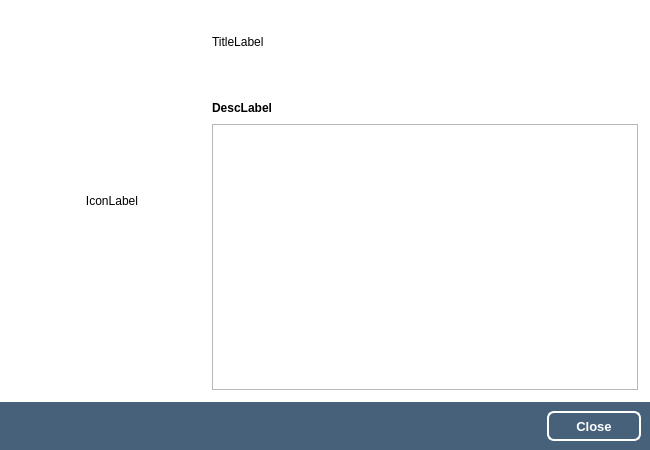
The window that src/openfluid/ui/common/AboutDialog.ui (OpenFLUID/openfluid) describes before a commit, drawn with Qt 5.
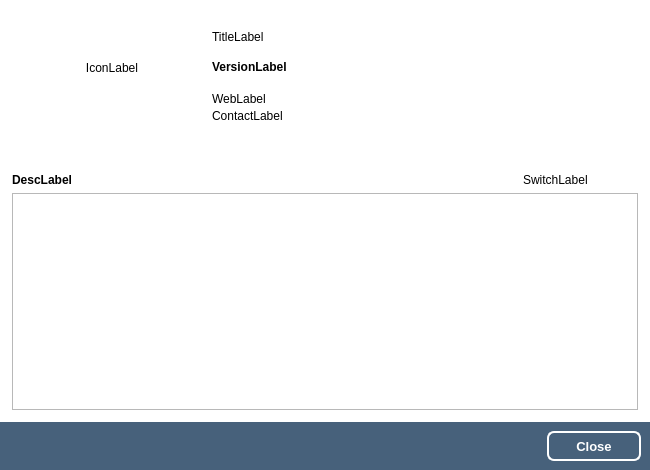
The same window after the commit. Custom widgets are drawn as their Qt base class.

Commit message:
Minor improvements in the About dialog box
* Modified layout of about dialog
* Added version number in about dialog
* Cleaned variables names in openfluid/config.hpp

(closes OpenFLUID/openfluid#616)

```diff
--- a/src/openfluid/ui/common/AboutDialog.ui
+++ b/src/openfluid/ui/common/AboutDialog.ui
@@ -10,7 +10,7 @@
     <x>0</x>
     <y>0</y>
     <width>650</width>
-    <height>450</height>
+    <height>470</height>
    </rect>
   </property>
   <property name="sizePolicy">
@@ -22,19 +22,19 @@
   <property name="minimumSize">
    <size>
     <width>650</width>
-    <height>450</height>
+    <height>470</height>
    </size>
   </property>
   <property name="maximumSize">
    <size>
     <width>650</width>
-    <height>450</height>
+    <height>470</height>
    </size>
   </property>
   <property name="baseSize">
    <size>
     <width>650</width>
-    <height>450</height>
+    <height>470</height>
    </size>
   </property>
   <property name="windowTitle">
@@ -43,16 +43,34 @@
   <property name="styleSheet">
    <string notr="true">QDialog {background-color : white;}</string>
   </property>
-  <layout class="QVBoxLayout" name="verticalLayout">
+  <layout class="QVBoxLayout" name="verticalLayout" stretch="0,1,0">
    <property name="spacing">
     <number>0</number>
    </property>
-   <property name="margin">
+   <property name="leftMargin">
+    <number>0</number>
+   </property>
+   <property name="topMargin">
+    <number>0</number>
+   </property>
+   <property name="rightMargin">
+    <number>0</number>
+   </property>
+   <property name="bottomMargin">
     <number>0</number>
    </property>
    <item>
     <layout class="QHBoxLayout" name="horizontalLayout">
-     <property name="margin">
+     <property name="leftMargin">
+      <number>12</number>
+     </property>
+     <property name="topMargin">
+      <number>12</number>
+     </property>
+     <property name="rightMargin">
+      <number>12</number>
+     </property>
+     <property name="bottomMargin">
       <number>12</number>
      </property>
      <item>
@@ -78,10 +96,13 @@
       </widget>
      </item>
      <item>
-      <layout class="QVBoxLayout" name="InfosLayout" stretch="0,0,1">
+      <layout class="QVBoxLayout" name="InfosLayout" stretch="0,0,0,0,0">
        <property name="spacing">
         <number>3</number>
        </property>
+       <property name="topMargin">
+        <number>5</number>
+       </property>
        <item>
         <widget class="QLabel" name="TitleLabel">
          <property name="sizePolicy">
@@ -93,13 +114,19 @@
          <property name="minimumSize">
           <size>
            <width>0</width>
-           <height>60</height>
+           <height>40</height>
           </size>
          </property>
          <property name="maximumSize">
           <size>
            <width>16777215</width>
-           <height>60</height>
+           <height>40</height>
+          </size>
+         </property>
+         <property name="baseSize">
+          <size>
+           <width>0</width>
+           <height>40</height>
           </size>
          </property>
          <property name="text">
@@ -108,6 +135,67 @@
         </widget>
        </item>
        <item>
+        <widget class="QLabel" name="VersionLabel">
+         <property name="font">
+          <font>
+           <weight>75</weight>
+           <bold>true</bold>
+          </font>
+         </property>
+         <property name="text">
+          <string>VersionLabel</string>
+         </property>
+        </widget>
+       </item>
+       <item>
+        <spacer name="verticalSpacer">
+         <property name="orientation">
+          <enum>Qt::Vertical</enum>
+         </property>
+         <property name="sizeType">
+          <enum>QSizePolicy::Fixed</enum>
+         </property>
+         <property name="sizeHint" stdset="0">
+          <size>
+           <width>20</width>
+           <height>15</height>
+          </size>
+         </property>
+        </spacer>
+       </item>
+       <item>
+        <widget class="openfluid::ui::common::ClickableLabel" name="WebLabel">
+         <property name="text">
+          <string>WebLabel</string>
+         </property>
+        </widget>
+       </item>
+       <item>
+        <widget class="openfluid::ui::common::ClickableLabel" name="ContactLabel">
+         <property name="text">
+          <string>ContactLabel</string>
+         </property>
+        </widget>
+       </item>
+      </layout>
+     </item>
+    </layout>
+   </item>
+   <item>
+    <layout class="QVBoxLayout" name="verticalLayout_2">
+     <property name="leftMargin">
+      <number>12</number>
+     </property>
+     <property name="topMargin">
+      <number>12</number>
+     </property>
+     <property name="rightMargin">
+      <number>12</number>
+     </property>
+     <property name="bottomMargin">
+      <number>12</number>
+     </property>
+     <item>
         <layout class="QHBoxLayout" name="DescLayout">
          <property name="leftMargin">
           <number>0</number>
@@ -129,8 +217,11 @@
              <height>40</height>
             </size>
            </property>
-           <property name="styleSheet">
-            <string notr="true">font:bold;</string>
+         <property name="font">
+          <font>
+           <weight>75</weight>
+           <bold>true</bold>
+          </font>
            </property>
            <property name="text">
             <string notr="true">DescLabel</string>
@@ -153,6 +244,32 @@
            </property>
           </spacer>
          </item>
+       <item>
+        <widget class="openfluid::ui::common::ActionLabel" name="SwitchLabel">
+         <property name="text">
+          <string>SwitchLabel</string>
+         </property>
+         <property name="alignment">
+          <set>Qt::AlignBottom|Qt::AlignLeading|Qt::AlignLeft</set>
+         </property>
+        </widget>
+       </item>
+       <item>
+        <spacer name="horizontalSpacer_2">
+         <property name="orientation">
+          <enum>Qt::Horizontal</enum>
+         </property>
+         <property name="sizeType">
+          <enum>QSizePolicy::Fixed</enum>
+         </property>
+         <property name="sizeHint" stdset="0">
+          <size>
+           <width>50</width>
+           <height>20</height>
+          </size>
+         </property>
+        </spacer>
+       </item>
         </layout>
        </item>
        <item>
@@ -180,8 +297,6 @@
        </item>
       </layout>
      </item>
-    </layout>
-   </item>
    <item>
     <widget class="QFrame" name="BottomFrame">
      <property name="maximumSize">
@@ -244,6 +359,18 @@
    </item>
   </layout>
  </widget>
+ <customwidgets>
+  <customwidget>
+   <class>openfluid::ui::common::ClickableLabel</class>
+   <extends>QLabel</extends>
+   <header location="global">openfluid/ui/common/ClickableLabel.hpp</header>
+  </customwidget>
+  <customwidget>
+   <class>openfluid::ui::common::ActionLabel</class>
+   <extends>QLabel</extends>
+   <header location="global">openfluid/ui/common/ActionLabel.hpp</header>
+  </customwidget>
+ </customwidgets>
  <resources/>
  <connections/>
 </ui>
```
Lines whose indentation alone changed are shown as unchanged. The commit also changes 6 other files.
